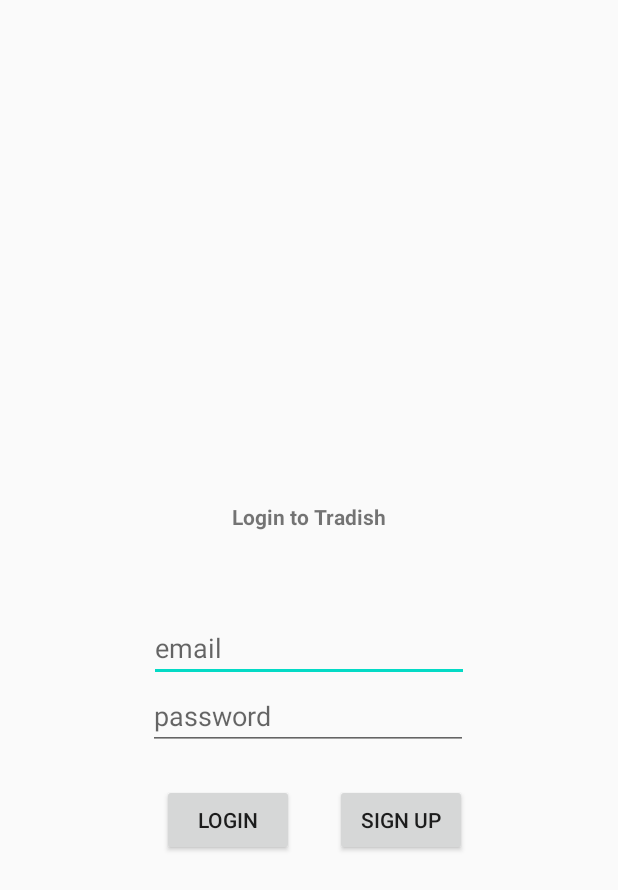
After one commit to colewinfield/Tradish, an Android app: the layout fragment_login.xml on its own in the app's theme, with its tools: preview values and no code run, on a phone screen of 412 x 824 dp. The commit adds this screen. Shown: the top 890 px of the screen. Run offline under Robolectric (Android 15) with nearby library versions, the phone set to English and light mode, and no system bars.

Commit message:
Firebase commit, plus login fragment

```diff
--- a/app/build.gradle
+++ b/app/build.gradle
@@ -22,6 +22,9 @@
     }
 }
 
+apply plugin: 'com.android.application'
+apply plugin: 'com.google.gms.google-services'
+
 dependencies {
     implementation fileTree(dir: "libs", include: ["*.jar"])
     implementation 'androidx.appcompat:appcompat:1.2.0'
@@ -31,5 +34,7 @@
     testImplementation 'junit:junit:4.12'
     androidTestImplementation 'androidx.test.ext:junit:1.1.2'
     androidTestImplementation 'androidx.test.espresso:espresso-core:3.3.0'
+    implementation platform('com.google.firebase:firebase-bom:26.0.0')
+    implementation 'com.google.firebase:firebase-analytics'
 
 }
--- /dev/null
+++ b/app/src/main/res/layout/fragment_login.xml
@@ -0,0 +1,69 @@
+<?xml version="1.0" encoding="utf-8"?>
+<androidx.constraintlayout.widget.ConstraintLayout xmlns:android="http://schemas.android.com/apk/res/android"
+    xmlns:app="http://schemas.android.com/apk/res-auto"
+    xmlns:tools="http://schemas.android.com/tools"
+    android:layout_width="match_parent"
+    android:layout_height="match_parent">
+
+
+    <TextView
+        android:id="@+id/loginTextView"
+        android:layout_width="wrap_content"
+        android:layout_height="wrap_content"
+        android:text="@string/login_text_view"
+        android:textStyle="bold"
+        app:layout_constraintBottom_toTopOf="@+id/editTextEmailLogin"
+        app:layout_constraintEnd_toEndOf="parent"
+        app:layout_constraintStart_toStartOf="parent"
+        app:layout_constraintTop_toTopOf="parent"
+        app:layout_constraintVertical_bias="0.858" />
+
+    <Button
+        android:id="@+id/loginButtonLogin"
+        android:layout_width="wrap_content"
+        android:layout_height="wrap_content"
+        android:layout_marginStart="108dp"
+        android:text="@string/login_button"
+        app:layout_constraintBottom_toBottomOf="parent"
+        app:layout_constraintStart_toStartOf="parent"
+        app:layout_constraintTop_toBottomOf="@+id/editTextPasswordLogin"
+        app:layout_constraintVertical_bias="0.081" />
+
+    <EditText
+        android:id="@+id/editTextEmailLogin"
+        android:layout_width="wrap_content"
+        android:layout_height="wrap_content"
+        android:ems="10"
+        android:hint="email"
+        android:inputType="textEmailAddress"
+        app:layout_constraintBottom_toTopOf="@+id/editTextPasswordLogin"
+        app:layout_constraintEnd_toEndOf="parent"
+        app:layout_constraintStart_toStartOf="parent" />
+
+    <EditText
+        android:id="@+id/editTextPasswordLogin"
+        android:layout_width="wrap_content"
+        android:layout_height="wrap_content"
+        android:layout_marginBottom="324dp"
+        android:ems="10"
+        android:hint="password"
+        android:inputType="textPassword"
+        app:layout_constraintBottom_toBottomOf="parent"
+        app:layout_constraintEnd_toEndOf="parent"
+        app:layout_constraintHorizontal_bias="0.497"
+        app:layout_constraintStart_toStartOf="parent" />
+
+    <Button
+        android:id="@+id/signupButtonLogin"
+        android:layout_width="wrap_content"
+        android:layout_height="wrap_content"
+        android:layout_marginStart="8dp"
+        android:text="@string/signup_button"
+        app:layout_constraintBottom_toBottomOf="parent"
+        app:layout_constraintEnd_toEndOf="parent"
+        app:layout_constraintHorizontal_bias="0.159"
+        app:layout_constraintStart_toEndOf="@+id/loginButtonLogin"
+        app:layout_constraintTop_toBottomOf="@+id/editTextPasswordLogin"
+        app:layout_constraintVertical_bias="0.081" />
+
+</androidx.constraintlayout.widget.ConstraintLayout>
--- a/app/src/main/res/values/strings.xml
+++ b/app/src/main/res/values/strings.xml
@@ -4,4 +4,12 @@
 <!--Placeholder-->
     <string name="lipsum">Lorem ipsum dolor sit amet, consectetur adipiscing elit, sed do eiusmod tempor incididunt ut labore et dolore magna aliqua. Ut enim ad minim veniam, quis nostrud exercitation ullamco laboris nisi ut aliquip ex ea commodo consequat. </string>
 
+
+<!--Login Fragment-->
+    <string name="login_text_view">Login to Tradish</string>
+    <string name="login_button">Login</string>
+
+<!--Register Fragment-->
+    <string name="signup_button">Sign Up</string>
+    <string name="register_text">Register your account</string>
 </resources>
--- a/build.gradle
+++ b/build.gradle
@@ -6,7 +6,7 @@
     }
     dependencies {
         classpath "com.android.tools.build:gradle:4.0.2"
-
+        classpath 'com.google.gms:google-services:4.3.4'
         // NOTE: Do not place your application dependencies here; they belong
         // in the individual module build.gradle files
     }
```
Also changed, not shown: app/src/main/res/layout/fragment_register_user.xml (added, +57 -0 lines), 1 other file.
